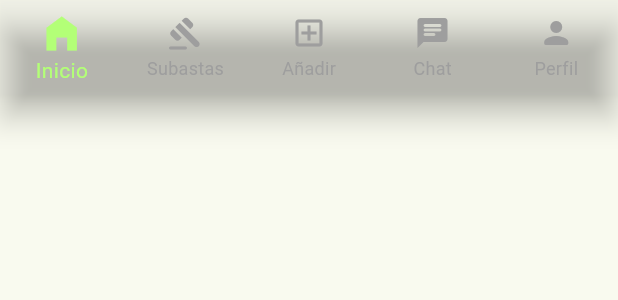
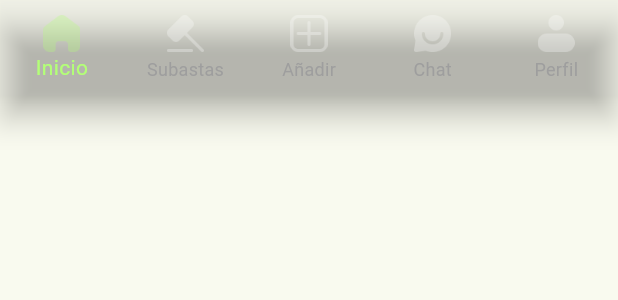
Before and after one commit to grecomatteo/CollectifyApp, a Flutter app: the NavigationBar widget shown alone on an empty page, opened directly, on a phone screen of 412 x 824 dp. Shown: the top 300 px of the screen. Run offline on Flutter 3.47's test engine with Material 2 defaults, Android fonts, the light colour scheme and no system bars; our stand-ins replace flutter_local_notifications, image_picker, share_plus, shared_preferences; missing offline and left inert: google_mlkit_image_labeling, google_mlkit_translation, mysql1, uni_links3, workmanager; accounts and stored records are empty.

Commit message:
Iconos del figma (Por desgracia)

```diff
--- a/lib/VentanaListaProductos.dart
+++ b/lib/VentanaListaProductos.dart
@@ -392,7 +392,7 @@ class ProductListState extends State<ProductList> {
           } else {
             return GridView.count(
               padding:
-              const EdgeInsets.symmetric(horizontal: 0, vertical: 10.0),
+                  const EdgeInsets.symmetric(horizontal: 0, vertical: 10.0),
               mainAxisSpacing: 5,
               crossAxisSpacing: 4,
               crossAxisCount: 2,
@@ -716,25 +716,46 @@ class NavigationBar extends StatelessWidget {
             break;
         }
       },
-      items: const [
+      items: [
         BottomNavigationBarItem(
-          icon: Icon(Icons.home_filled),
+          icon: Image(
+            color: Color(0XFFB3FF77),
+            image: AssetImage('lib/assets/BottomBar/Home.png'),
+            width: MediaQuery.of(context).size.width * 0.07,
+            height: MediaQuery.of(context).size.height * 0.03,
+          ),
           label: "Inicio",
         ),
         BottomNavigationBarItem(
-          icon: Icon(Icons.gavel_rounded),
+          icon: Image(
+            image: AssetImage('lib/assets/BottomBar/Subasta.png'),
+            width: MediaQuery.of(context).size.width * 0.07,
+            height: MediaQuery.of(context).size.height * 0.03,
+          ),
           label: "Subastas",
         ),
         BottomNavigationBarItem(
-          icon: Icon(Icons.add_box_outlined),
+          icon: Image(
+            image: AssetImage('lib/assets/BottomBar/AddProduct.png'),
+            width: MediaQuery.of(context).size.width * 0.07,
+            height: MediaQuery.of(context).size.height * 0.03,
+          ),
           label: "Añadir",
         ),
         BottomNavigationBarItem(
-          icon: Icon(Icons.chat_rounded),
+          icon: Image(
+            image: AssetImage('lib/assets/BottomBar/Chat.png'),
+            width: MediaQuery.of(context).size.width * 0.07,
+            height: MediaQuery.of(context).size.height * 0.03,
+          ),
           label: "Chat",
         ),
         BottomNavigationBarItem(
-          icon: Icon(Icons.person_rounded),
+          icon: Image(
+            image: AssetImage('lib/assets/BottomBar/Perfil.png'),
+            width: MediaQuery.of(context).size.width * 0.07,
+            height: MediaQuery.of(context).size.height * 0.03,
+          ),
           label: "Perfil",
         ),
       ],
--- a/pubspec.yaml
+++ b/pubspec.yaml
@@ -74,6 +74,7 @@ flutter:
   assets:
     - lib/assets/tags/
     - lib/assets/
+    - lib/assets/BottomBar/
   # To add assets to your application, add an assets section, like this:
   # assets:
   #   - images/a_dot_burr.jpeg
```
Also changed, not shown: lib/VentanaProductosSubasta.dart (+28 -6 lines), lib/assets/BottomBar/AddProduct.png (added), lib/assets/BottomBar/Chat.png (added), lib/assets/BottomBar/Home.png (added), lib/assets/BottomBar/Perfil.png (added), lib/assets/BottomBar/Subasta.png (added).
